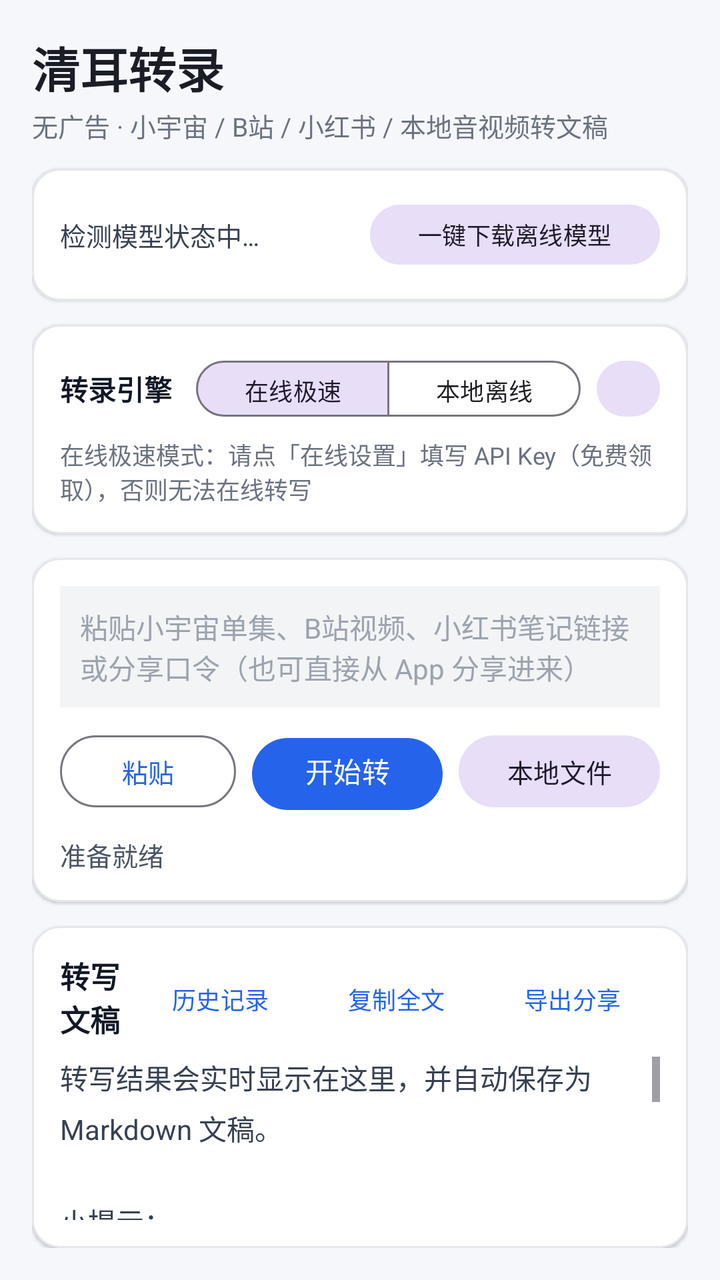
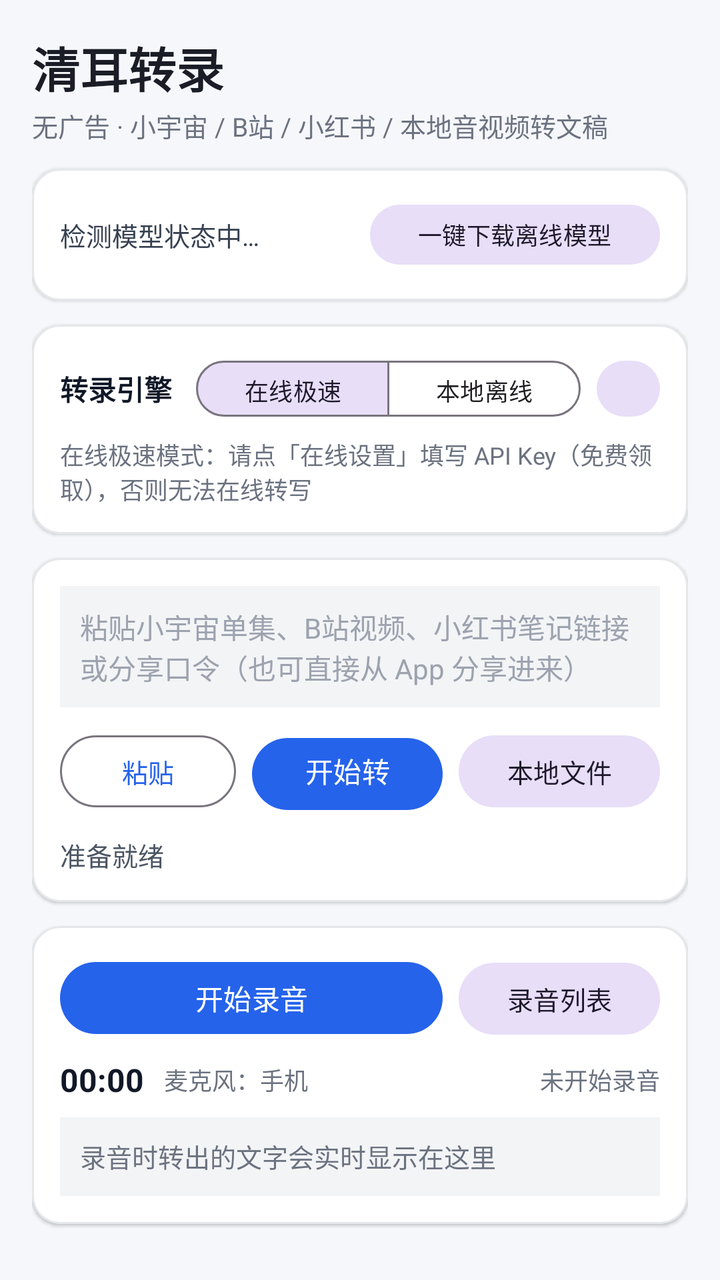

The first picture is an Android layout as it rendered before a commit; the second is the same layout after the commit. The layout source and the unified diff follow.
<!-- AndroidManifest.xml: application theme Theme.QingErTranscriber -->
<!-- res/layout/activity_main.xml -->
<?xml version="1.0" encoding="utf-8"?>
<LinearLayout xmlns:android="http://schemas.android.com/apk/res/android"
    xmlns:app="http://schemas.android.com/apk/res-auto"
    android:layout_width="match_parent"
    android:layout_height="match_parent"
    android:background="#F6F7FB"
    android:orientation="vertical"
    android:padding="16dp">

    <TextView
        android:layout_width="match_parent"
        android:layout_height="wrap_content"
        android:text="清耳转录"
        android:textColor="#1A1D26"
        android:textSize="24sp"
        android:textStyle="bold" />

    <TextView
        android:layout_width="match_parent"
        android:layout_height="wrap_content"
        android:layout_marginTop="2dp"
        android:layout_marginBottom="12dp"
        android:text="无广告 · 小宇宙 / B站 / 小红书 / 本地音视频转文稿"
        android:textColor="#6B7280"
        android:textSize="13sp" />

    
    <com.google.android.material.card.MaterialCardView
        android:layout_width="match_parent"
        android:layout_height="wrap_content"
        android:layout_marginBottom="12dp"
        app:cardBackgroundColor="#FFFFFF"
        app:cardCornerRadius="14dp"
        app:cardElevation="1dp"
        app:strokeColor="#E5E7EB"
        app:strokeWidth="1dp">

        <LinearLayout
            android:layout_width="match_parent"
            android:layout_height="wrap_content"
            android:orientation="vertical"
            android:padding="14dp">

            <LinearLayout
                android:layout_width="match_parent"
                android:layout_height="wrap_content"
                android:gravity="center_vertical"
                android:orientation="horizontal">

                <TextView
                    android:id="@+id/tvModelStatus"
                    android:layout_width="0dp"
                    android:layout_height="wrap_content"
                    android:layout_weight="1"
                    android:text="检测模型状态中…"
                    android:textColor="#374151"
                    android:textSize="13sp" />

                <com.google.android.material.button.MaterialButton
                    android:id="@+id/btnDownloadModel"
                    style="@style/Widget.Material3.Button.TonalButton"
                    android:layout_width="wrap_content"
                    android:layout_height="38dp"
                    android:layout_marginStart="8dp"
                    android:text="一键下载离线模型"
                    android:textSize="12sp" />
            </LinearLayout>

            <ProgressBar
                android:id="@+id/pbModel"
                style="?android:attr/progressBarStyleHorizontal"
                android:layout_width="match_parent"
                android:layout_height="6dp"
                android:layout_marginTop="8dp"
                android:max="100"
                android:visibility="gone" />
        </LinearLayout>
    </com.google.android.material.card.MaterialCardView>

    
    <com.google.android.material.card.MaterialCardView
        android:layout_width="match_parent"
        android:layout_height="wrap_content"
        android:layout_marginBottom="12dp"
        app:cardBackgroundColor="#FFFFFF"
        app:cardCornerRadius="14dp"
        app:cardElevation="1dp"
        app:strokeColor="#E5E7EB"
        app:strokeWidth="1dp">

        <LinearLayout
            android:layout_width="match_parent"
            android:layout_height="wrap_content"
            android:orientation="vertical"
            android:padding="14dp">

            <LinearLayout
                android:layout_width="match_parent"
                android:layout_height="wrap_content"
                android:gravity="center_vertical"
                android:orientation="horizontal">

                <TextView
                    android:layout_width="wrap_content"
                    android:layout_height="wrap_content"
                    android:text="转录引擎"
                    android:textColor="#111827"
                    android:textSize="14sp"
                    android:textStyle="bold" />

                <com.google.android.material.button.MaterialButtonToggleGroup
                    android:id="@+id/toggleEngine"
                    android:layout_width="wrap_content"
                    android:layout_height="wrap_content"
                    android:layout_marginStart="12dp"
                    app:checkedButton="@id/btnModeOnline"
                    app:selectionRequired="true"
                    app:singleSelection="true">

                    <com.google.android.material.button.MaterialButton
                        android:id="@+id/btnModeOnline"
                        style="@style/Widget.Material3.Button.OutlinedButton"
                        android:layout_width="wrap_content"
                        android:layout_height="36dp"
                        android:text="在线极速"
                        android:textSize="12sp" />

                    <com.google.android.material.button.MaterialButton
                        android:id="@+id/btnModeOffline"
                        style="@style/Widget.Material3.Button.OutlinedButton"
                        android:layout_width="wrap_content"
                        android:layout_height="36dp"
                        android:text="本地离线"
                        android:textSize="12sp" />
                </com.google.android.material.button.MaterialButtonToggleGroup>

                <com.google.android.material.button.MaterialButton
                    android:id="@+id/btnOnlineSettings"
                    style="@style/Widget.Material3.Button.TonalButton"
                    android:layout_width="wrap_content"
                    android:layout_height="36dp"
                    android:layout_marginStart="8dp"
                    android:text="在线设置"
                    android:textSize="12sp" />
            </LinearLayout>

            <TextView
                android:id="@+id/tvEngineHint"
                android:layout_width="match_parent"
                android:layout_height="wrap_content"
                android:layout_marginTop="6dp"
                android:text="在线极速模式：请点「在线设置」填写 API Key（免费领取），否则无法在线转写"
                android:textColor="#6B7280"
                android:textSize="12sp" />
        </LinearLayout>
    </com.google.android.material.card.MaterialCardView>

    
    <com.google.android.material.card.MaterialCardView
        android:layout_width="match_parent"
        android:layout_height="wrap_content"
        android:layout_marginBottom="12dp"
        app:cardBackgroundColor="#FFFFFF"
        app:cardCornerRadius="14dp"
        app:cardElevation="1dp"
        app:strokeColor="#E5E7EB"
        app:strokeWidth="1dp">

        <LinearLayout
            android:layout_width="match_parent"
            android:layout_height="wrap_content"
            android:orientation="vertical"
            android:padding="14dp">

            <EditText
                android:id="@+id/etUrl"
                android:layout_width="match_parent"
                android:layout_height="wrap_content"
                android:background="#F3F4F6"
                android:gravity="top|start"
                android:hint="粘贴小宇宙单集、B站视频、小红书笔记链接或分享口令（也可直接从 App 分享进来）"
                android:inputType="textMultiLine|textUri"
                android:minLines="2"
                android:maxLines="4"
                android:padding="10dp"
                android:textColor="#111827"
                android:textColorHint="#9CA3AF"
                android:textSize="14sp" />

            <LinearLayout
                android:layout_width="match_parent"
                android:layout_height="wrap_content"
                android:layout_marginTop="10dp"
                android:orientation="horizontal">

                <com.google.android.material.button.MaterialButton
                    android:id="@+id/btnPaste"
                    style="@style/Widget.Material3.Button.OutlinedButton"
                    android:layout_width="wrap_content"
                    android:layout_height="44dp"
                    android:text="粘贴"
                    android:textSize="13sp" />

                <com.google.android.material.button.MaterialButton
                    android:id="@+id/btnStartUrl"
                    android:layout_width="0dp"
                    android:layout_height="44dp"
                    android:layout_marginStart="8dp"
                    android:layout_weight="1"
                    android:text="开始转录链接"
                    android:textSize="14sp" />

                <com.google.android.material.button.MaterialButton
                    android:id="@+id/btnPickFile"
                    style="@style/Widget.Material3.Button.TonalButton"
                    android:layout_width="wrap_content"
                    android:layout_height="44dp"
                    android:layout_marginStart="8dp"
                    android:text="本地文件"
                    android:textSize="13sp" />
            </LinearLayout>

            <LinearLayout
                android:layout_width="match_parent"
                android:layout_height="wrap_content"
                android:layout_marginTop="10dp"
                android:gravity="center_vertical"
                android:orientation="horizontal">

                <TextView
                    android:id="@+id/tvTaskStatus"
                    android:layout_width="0dp"
                    android:layout_height="wrap_content"
                    android:layout_weight="1"
                    android:text="准备就绪"
                    android:textColor="#4B5563"
                    android:textSize="13sp" />

                <com.google.android.material.button.MaterialButton
                    android:id="@+id/btnStop"
                    style="@style/Widget.Material3.Button.OutlinedButton"
                    android:layout_width="wrap_content"
                    android:layout_height="36dp"
                    android:text="停止"
                    android:textColor="#DC2626"
                    android:textSize="12sp"
                    android:visibility="gone" />
            </LinearLayout>

            <ProgressBar
                android:id="@+id/pbTask"
                style="?android:attr/progressBarStyleHorizontal"
                android:layout_width="match_parent"
                android:layout_height="6dp"
                android:layout_marginTop="6dp"
                android:max="100"
                android:visibility="gone" />
        </LinearLayout>
    </com.google.android.material.card.MaterialCardView>

    
    <com.google.android.material.card.MaterialCardView
        android:layout_width="match_parent"
        android:layout_height="0dp"
        android:layout_weight="1"
        app:cardBackgroundColor="#FFFFFF"
        app:cardCornerRadius="14dp"
        app:cardElevation="1dp"
        app:strokeColor="#E5E7EB"
        app:strokeWidth="1dp">

        <LinearLayout
            android:layout_width="match_parent"
            android:layout_height="match_parent"
            android:orientation="vertical"
            android:padding="14dp">

            <LinearLayout
                android:layout_width="match_parent"
                android:layout_height="wrap_content"
                android:gravity="center_vertical"
                android:orientation="horizontal">

                <TextView
                    android:layout_width="0dp"
                    android:layout_height="wrap_content"
                    android:layout_weight="1"
                    android:text="转写文稿"
                    android:textColor="#111827"
                    android:textSize="15sp"
                    android:textStyle="bold" />

                <com.google.android.material.button.MaterialButton
                    android:id="@+id/btnHistory"
                    style="@style/Widget.Material3.Button.TextButton"
                    android:layout_width="wrap_content"
                    android:layout_height="36dp"
                    android:text="历史记录"
                    android:textSize="12sp" />

                <com.google.android.material.button.MaterialButton
                    android:id="@+id/btnCopy"
                    style="@style/Widget.Material3.Button.TextButton"
                    android:layout_width="wrap_content"
                    android:layout_height="36dp"
                    android:text="复制全文"
                    android:textSize="12sp" />

                <com.google.android.material.button.MaterialButton
                    android:id="@+id/btnShare"
                    style="@style/Widget.Material3.Button.TextButton"
                    android:layout_width="wrap_content"
                    android:layout_height="36dp"
                    android:text="导出分享"
                    android:textSize="12sp" />
            </LinearLayout>

            <ScrollView
                android:layout_width="match_parent"
                android:layout_height="0dp"
                android:layout_marginTop="8dp"
                android:layout_weight="1">

                <TextView
                    android:id="@+id/tvTranscript"
                    android:layout_width="match_parent"
                    android:layout_height="wrap_content"
                    android:lineSpacingExtra="5dp"
                    android:text="转写结果会实时显示在这里，并自动保存为 Markdown 文稿。\n\n小提示：\n1. 在小宇宙、B 站或小红书点击「分享 → 复制链接」，直接粘贴到上方即可。\n2. 也可以在分享菜单里直接选择「清耳转录」。\n3. 转写长播客时可以锁屏后台运行，建议在小米设置中将本应用省电策略设为「无限制」。\n4. 在线极速模式（Groq 免费接口，每天 8 小时）速度比本地离线快很多，断网时可一键切回本地离线。"
                    android:textColor="#374151"
                    android:textIsSelectable="true"
                    android:textSize="14sp" />
            </ScrollView>
        </LinearLayout>
    </com.google.android.material.card.MaterialCardView>
</LinearLayout>
<!-- resources referenced by this layout -->
<resources>
  <style name="Theme.QingErTranscriber" parent="Theme.Material3.Light.NoActionBar">
          <item name="colorPrimary">#2563EB</item>
          <item name="colorOnPrimary">#FFFFFF</item>
          <item name="android:statusBarColor">#F6F7FB</item>
          <item name="android:windowLightStatusBar">true</item>
      </style>
</resources>

<!-- the commit's change to res/layout/activity_main.xml (unified diff, before → after) -->
@@ -261,6 +261,148 @@
     
     <com.google.android.material.card.MaterialCardView
         android:layout_width="match_parent"
+        android:layout_height="wrap_content"
+        android:layout_marginBottom="12dp"
+        app:cardBackgroundColor="#FFFFFF"
+        app:cardCornerRadius="14dp"
+        app:cardElevation="1dp"
+        app:strokeColor="#E5E7EB"
+        app:strokeWidth="1dp">
+
+        <LinearLayout
+            android:layout_width="match_parent"
+            android:layout_height="wrap_content"
+            android:orientation="vertical"
+            android:padding="14dp">
+
+            <LinearLayout
+                android:layout_width="match_parent"
+                android:layout_height="wrap_content"
+                android:orientation="horizontal">
+
+                <com.google.android.material.button.MaterialButton
+                    android:id="@+id/btnRecord"
+                    android:layout_width="0dp"
+                    android:layout_height="44dp"
+                    android:layout_weight="1"
+                    android:text="开始录音"
+                    android:textSize="14sp" />
+
+                <com.google.android.material.button.MaterialButton
+                    android:id="@+id/btnPauseResume"
+                    style="@style/Widget.Material3.Button.OutlinedButton"
+                    android:layout_width="wrap_content"
+                    android:layout_height="44dp"
+                    android:layout_marginStart="8dp"
+                    android:text="暂停"
+                    android:textSize="13sp"
+                    android:visibility="gone" />
+
+                <com.google.android.material.button.MaterialButton
+                    android:id="@+id/btnRecordings"
+                    style="@style/Widget.Material3.Button.TonalButton"
+                    android:layout_width="wrap_content"
+                    android:layout_height="44dp"
+                    android:layout_marginStart="8dp"
+                    android:text="录音列表"
+                    android:textSize="13sp" />
+            </LinearLayout>
+
+            <LinearLayout
+                android:layout_width="match_parent"
+                android:layout_height="wrap_content"
+                android:layout_marginTop="8dp"
+                android:gravity="center_vertical"
+                android:orientation="horizontal">
+
+                <TextView
+                    android:id="@+id/tvRecordTimer"
+                    android:layout_width="wrap_content"
+                    android:layout_height="wrap_content"
+                    android:text="00:00"
+                    android:textColor="#111827"
+                    android:textSize="16sp"
+                    android:textStyle="bold" />
+
+                <TextView
+                    android:id="@+id/tvMicSource"
+                    android:layout_width="wrap_content"
+                    android:layout_height="wrap_content"
+                    android:layout_marginStart="10dp"
+                    android:text="麦克风：手机"
+                    android:textColor="#6B7280"
+                    android:textSize="12sp" />
+
+                <TextView
+                    android:id="@+id/tvRecordStatus"
+                    android:layout_width="0dp"
+                    android:layout_height="wrap_content"
+                    android:layout_marginStart="8dp"
+                    android:layout_weight="1"
+                    android:gravity="end"
+                    android:text="未开始录音"
+                    android:textColor="#6B7280"
+                    android:textSize="12sp" />
+            </LinearLayout>
+
+            <ScrollView
+                android:id="@+id/svLiveTranscript"
+                android:layout_width="match_parent"
+                android:layout_height="100dp"
+                android:layout_marginTop="8dp"
+                android:background="#F3F4F6">
+
+                <TextView
+                    android:id="@+id/tvLiveTranscript"
+                    android:layout_width="match_parent"
+                    android:layout_height="wrap_content"
+                    android:padding="10dp"
+                    android:text="录音时转出的文字会实时显示在这里"
+                    android:textColor="#6B7280"
+                    android:textIsSelectable="true"
+                    android:textSize="13sp" />
+            </ScrollView>
+
+            <LinearLayout
+                android:layout_width="match_parent"
+                android:layout_height="wrap_content"
+                android:layout_marginTop="8dp"
+                android:gravity="center_vertical"
+                android:orientation="horizontal">
+
+                <com.google.android.material.button.MaterialButton
+                    android:id="@+id/btnMarkHighlight"
+                    style="@style/Widget.Material3.Button.TonalButton"
+                    android:layout_width="wrap_content"
+                    android:layout_height="36dp"
+                    android:text="标记重点"
+                    android:textSize="12sp"
+                    android:visibility="gone" />
+
+                <com.google.android.material.button.MaterialButton
+                    android:id="@+id/btnTodaySummary"
+                    style="@style/Widget.Material3.Button.TextButton"
+                    android:layout_width="wrap_content"
+                    android:layout_height="36dp"
+                    android:layout_marginStart="4dp"
+                    android:text="今日总结"
+                    android:textSize="12sp" />
+            </LinearLayout>
+
+            <CheckBox
+                android:id="@+id/cbDeleteAudio"
+                android:layout_width="match_parent"
+                android:layout_height="wrap_content"
+                android:layout_marginTop="2dp"
+                android:text="转写后删除原录音（只留文字）"
+                android:textColor="#6B7280"
+                android:textSize="12sp" />
+        </LinearLayout>
+    </com.google.android.material.card.MaterialCardView>
+
+    
+    <com.google.android.material.card.MaterialCardView
+        android:layout_width="match_parent"
         android:layout_height="0dp"
         android:layout_weight="1"
         app:cardBackgroundColor="#FFFFFF"
